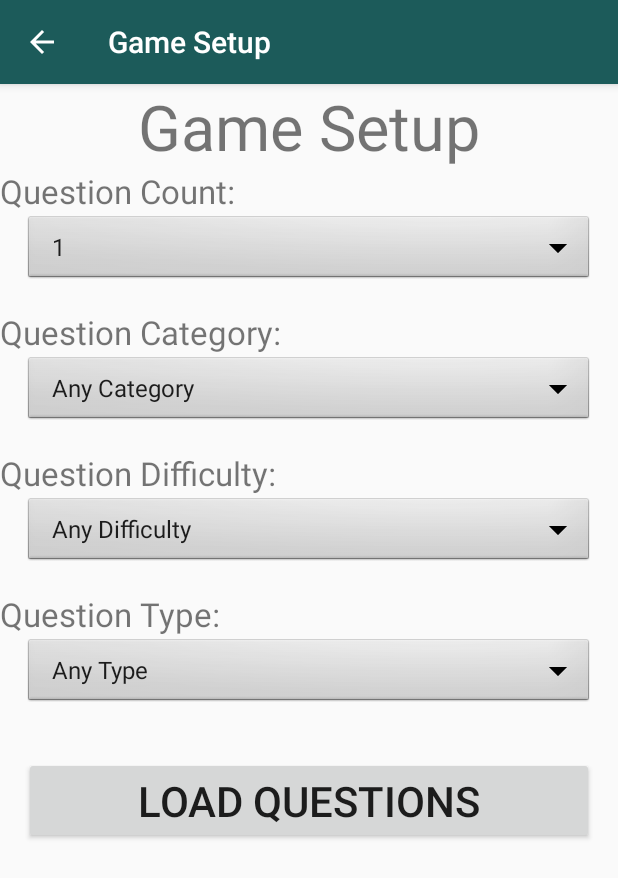
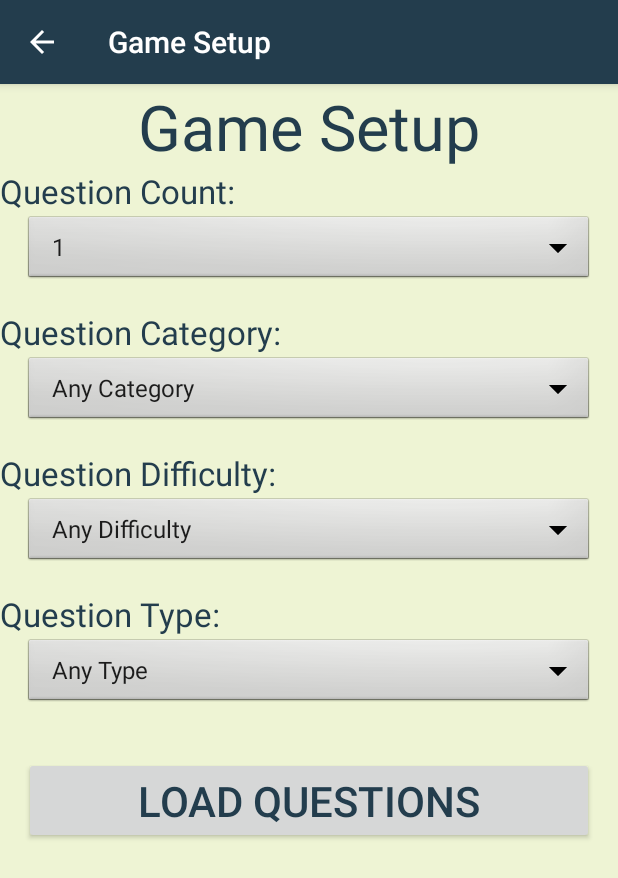
Before and after one commit to powersst/cs496, an Android app: the GameSetupActivity screen opened directly, with no data from a screen before it, on a phone screen of 412 x 824 dp. Shown: the top 878 px of the screen. Run offline under Robolectric (Android 15) with nearby library versions, the phone set to English and light mode, and no system bars.

Commit message:
some color and layout changes

```diff
--- a/TriviaTrouble/app/src/main/res/layout/activity_game_setup.xml
+++ b/TriviaTrouble/app/src/main/res/layout/activity_game_setup.xml
@@ -3,7 +3,8 @@
     xmlns:android="http://schemas.android.com/apk/res/android"
     android:orientation="vertical"
     android:layout_width="match_parent"
-    android:layout_height="match_parent">
+    android:layout_height="match_parent"
+    android:background="@color/colorBackground">
 
     <LinearLayout
         android:layout_width="match_parent"
@@ -15,6 +16,7 @@
             android:id="@+id/tv_GameSetup_Title"
             android:layout_width="match_parent"
             android:layout_height="wrap_content"
+            android:textColor="@color/colorText"
             android:text="@string/gameSetup_Title"
             android:textAlignment="center"
             android:textSize="42sp" />
@@ -23,6 +25,7 @@
             android:id="@+id/tv_GameSetup_QuestionCount"
             android:layout_width="match_parent"
             android:layout_height="wrap_content"
+            android:textColor="@color/colorText"
             android:text="@string/gameSetup_QuestionCount_Title"
             android:textSize="22sp" />
 
@@ -34,14 +37,16 @@
             android:layout_marginLeft="16dp"
             android:layout_marginRight="16dp"
             android:background="@android:drawable/btn_dropdown"
-            android:popupBackground="@android:drawable/editbox_dropdown_dark_frame"
             android:prompt="@string/gameSetup_QuestionCount_Prompt"
+            android:spinnerMode="dialog"
+            android:textColor="@color/colorText"
             android:textSize="28sp" />
 
         <TextView
             android:id="@+id/tv_GameSetup_QuestionCategory"
             android:layout_width="match_parent"
             android:layout_height="wrap_content"
+            android:textColor="@color/colorText"
             android:text="@string/gameSetup_QuestionCategory_Title"
             android:textSize="22sp" />
 
@@ -54,12 +59,15 @@
             android:layout_marginRight="16dp"
             android:background="@android:drawable/btn_dropdown"
             android:prompt="@string/gameSetup_QuestionCategory_Prompt"
+            android:spinnerMode="dialog"
+            android:textColor="@color/colorText"
             android:textSize="28sp" />
 
         <TextView
             android:id="@+id/tv_GameSetup_QuestionDifficulty"
             android:layout_width="match_parent"
             android:layout_height="wrap_content"
+            android:textColor="@color/colorText"
             android:text="@string/gameSetup_QuestionDifficulty_Title"
             android:textSize="22sp" />
 
@@ -72,12 +80,15 @@
             android:layout_marginRight="16dp"
             android:background="@android:drawable/btn_dropdown"
             android:prompt="@string/gameSetup_QuestionDifficulty_Prompt"
+            android:spinnerMode="dialog"
+            android:textColor="@color/colorText"
             android:textSize="28sp" />
 
         <TextView
             android:id="@+id/tv_GameSetup_QuestionType"
             android:layout_width="match_parent"
             android:layout_height="wrap_content"
+            android:textColor="@color/colorText"
             android:text="@string/gameSetup_QuestionType_Title"
             android:textSize="22sp" />
 
@@ -90,6 +101,8 @@
             android:layout_marginRight="16dp"
             android:background="@android:drawable/btn_dropdown"
             android:prompt="@string/gameSetup_QuestionType_Prompt"
+            android:spinnerMode="dialog"
+            android:textColor="@color/colorText"
             android:textSize="28sp" />
 
         <Button
@@ -97,6 +110,7 @@
             android:layout_width="match_parent"
             android:layout_height="wrap_content"
             android:layout_margin="16dp"
+            android:textColor="@color/colorText"
             android:text="@string/gameSetup_Search_Text"
             android:textSize="28sp"
             android:visibility="invisible" />
@@ -106,6 +120,7 @@
             android:layout_width="match_parent"
             android:layout_height="wrap_content"
             android:layout_margin="16dp"
+            android:textColor="@color/colorText"
             android:text="@string/gameSetup_Begin_Text"
             android:textSize="28sp"
             android:visibility="invisible" />
--- a/TriviaTrouble/app/src/main/res/layout/activity_main.xml
+++ b/TriviaTrouble/app/src/main/res/layout/activity_main.xml
@@ -3,7 +3,7 @@
     xmlns:android="http://schemas.android.com/apk/res/android"
     xmlns:app="http://schemas.android.com/apk/res-auto"
     xmlns:tools="http://schemas.android.com/tools"
-    android:background="@color/colorPrimaryDark"
+    android:background="@color/colorBackground"
     tools:context=".MainActivity"
     android:layout_width="match_parent"
     android:layout_height="match_parent"
@@ -13,6 +13,7 @@
         android:id="@+id/tv_Main_Title"
         android:layout_width="match_parent"
         android:layout_height="wrap_content"
+        android:textColor="@color/colorText"
         android:text="@string/main_Title"
         android:textAlignment="center"
         android:textSize="42sp"/>
@@ -22,6 +23,7 @@
         android:layout_width="match_parent"
         android:layout_height="wrap_content"
         android:layout_margin="16dp"
+        android:textColor="@color/colorText"
         android:text="@string/main_Begin_Text"
         android:textSize="28sp"/>
 
--- a/TriviaTrouble/app/src/main/res/layout/rv_activity_in_game.xml
+++ b/TriviaTrouble/app/src/main/res/layout/rv_activity_in_game.xml
@@ -3,6 +3,7 @@
     xmlns:android="http://schemas.android.com/apk/res/android"
     xmlns:tools="http://schemas.android.com/tools"
     tools:context="com.powersst.triviatrouble.MainActivity"
+    android:background="@color/colorBackground"
     android:orientation="vertical"
     android:layout_width="match_parent"
     android:layout_height="match_parent">
--- a/TriviaTrouble/app/src/main/res/layout/rv_trivia_item.xml
+++ b/TriviaTrouble/app/src/main/res/layout/rv_trivia_item.xml
@@ -1,7 +1,9 @@
 <?xml version="1.0" encoding="utf-8"?>
 <LinearLayout xmlns:android="http://schemas.android.com/apk/res/android"
     android:orientation="vertical" android:layout_width="match_parent"
-    android:layout_height="match_parent">
+    android:layout_height="match_parent"
+    android:background="@color/colorBackground">
+
 
     <TextView
         android:id="@+id/tv_TriviaItem_Prompt"
@@ -48,5 +50,6 @@
         android:layout_height="wrap_content"
         android:textAlignment="center"
         android:textSize="36sp"
+        android:textColor="@color/colorText"
         android:text="Submit"/>
 </LinearLayout>
--- a/TriviaTrouble/app/src/main/res/values/colors.xml
+++ b/TriviaTrouble/app/src/main/res/values/colors.xml
@@ -1,9 +1,11 @@
 <?xml version="1.0" encoding="utf-8"?>
 <resources>
-    <color name="colorPrimary">#1c5b5a</color>
-    <color name="colorPrimaryDark">#47f0a3</color>
+    <color name="colorPrimary">#233D4D</color>
+    <color name="colorPrimaryDark">#77BA99</color>
+    <color name="colorBackground">#EEF4D4</color>
     <color name="colorAccent">#604020</color>
-    <color name="colorAnswerButton_Pressed">#8de4d3</color>
-    <color name="colorAnswerButton_CorrectAnswer">#36a620</color>
-    <color name="colorAnswerButton_IncorrectAnswer">#c92d34</color>
+    <color name="colorText">#233D4D</color>
+    <color name="colorAnswerButton_Pressed">#59C9A5</color>
+    <color name="colorAnswerButton_CorrectAnswer">#7EE081</color>
+    <color name="colorAnswerButton_IncorrectAnswer">#FF3C38</color>
 </resources>
```
Also changed, not shown: TriviaTrouble/app/src/main/res/layout/activity_in_game.xml (+10 -1 lines).
